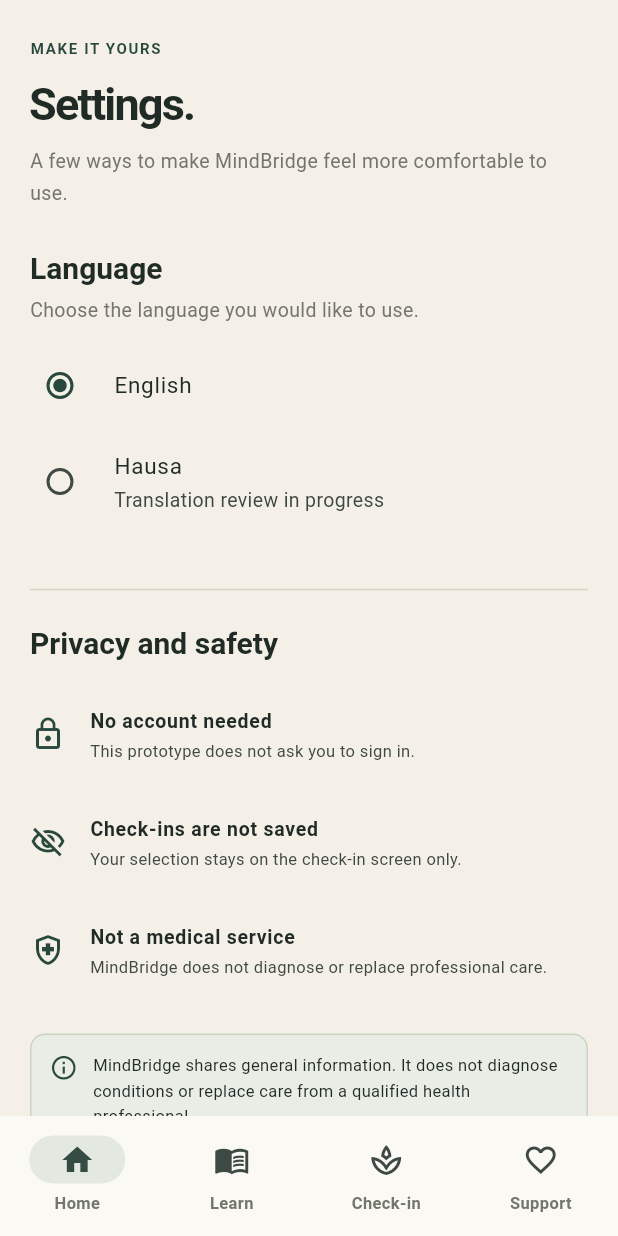
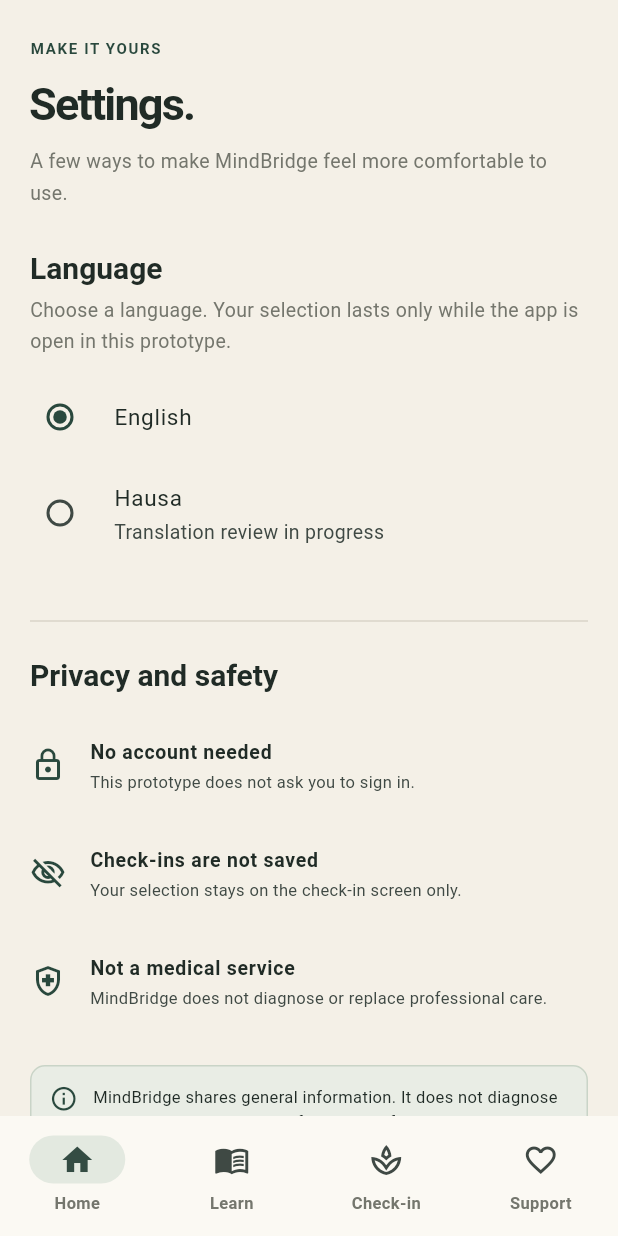
Before and after one commit to Adams-404/mindbridge, a Flutter app: the SettingsScreen screen opened by its route, on a phone screen of 412 x 824 dp. Run offline on Flutter 3.47's test engine with Material 3 defaults, Android fonts, the phone set to English and light mode, and no system bars; our stand-ins replace flutter_riverpod, go_router.

Commit message:
docs(app): clarify prototype language preference

```diff
--- a/app/lib/features/settings/settings_screen.dart
+++ b/app/lib/features/settings/settings_screen.dart
@@ -22,7 +22,7 @@ class SettingsScreen extends ConsumerWidget {
         const SizedBox(height: 27),
         Text('Language', style: Theme.of(context).textTheme.titleLarge),
         const SizedBox(height: 5),
-        Text('Choose the language you would like to use.', style: Theme.of(context).textTheme.bodyMedium),
+        Text('Choose a language. Your selection lasts only while the app is open in this prototype.', style: Theme.of(context).textTheme.bodyMedium),
         const SizedBox(height: 12),
         RadioListTile<AppLanguage>(
           value: AppLanguage.english,
```
